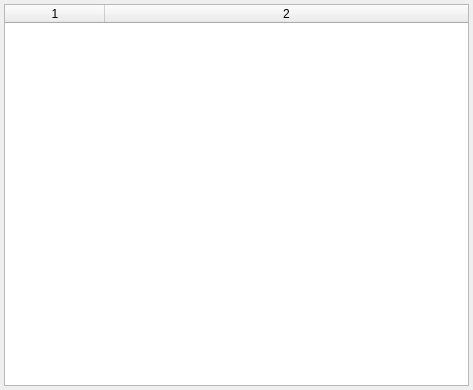
Above: Source/EmMpm/GUI/UI_Files/ProcessQueueDialog.ui from vikramswri/DREAM3D before the change. Below: the same form after it.
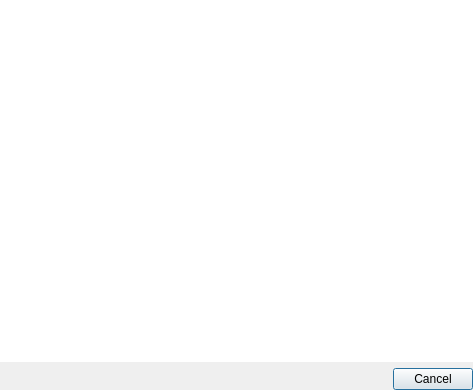
That is the form after the change.

Commit message: Hooking up Segmentation Queue Window so that all the progress bars update during segmentation. Moved the 'Inputs' tab from the last position to the first position. Fixed some memory leaks.

Diff of the .ui file:
```diff
--- a/Source/EmMpm/GUI/UI_Files/ProcessQueueDialog.ui
+++ b/Source/EmMpm/GUI/UI_Files/ProcessQueueDialog.ui
@@ -21,10 +21,16 @@
   </property>
   <layout class="QVBoxLayout" name="verticalLayout">
    <property name="margin">
-    <number>4</number>
+    <number>0</number>
    </property>
    <item>
     <widget class="QTableWidget" name="processTableWidget">
+     <property name="frameShape">
+      <enum>QFrame::NoFrame</enum>
+     </property>
+     <property name="frameShadow">
+      <enum>QFrame::Plain</enum>
+     </property>
      <property name="alternatingRowColors">
       <bool>true</bool>
      </property>
@@ -41,21 +47,51 @@
       <number>2</number>
      </property>
      <attribute name="horizontalHeaderVisible">
-      <bool>true</bool>
+      <bool>false</bool>
      </attribute>
      <attribute name="horizontalHeaderStretchLastSection">
       <bool>true</bool>
      </attribute>
+     <attribute name="verticalHeaderVisible">
+      <bool>false</bool>
+     </attribute>
+     <attribute name="verticalHeaderVisible">
+      <bool>false</bool>
+     </attribute>
      <attribute name="horizontalHeaderStretchLastSection">
       <bool>true</bool>
      </attribute>
      <attribute name="horizontalHeaderVisible">
-      <bool>true</bool>
+      <bool>false</bool>
      </attribute>
      <column/>
      <column/>
     </widget>
    </item>
+   <item>
+    <layout class="QHBoxLayout" name="horizontalLayout">
+     <item>
+      <spacer name="horizontalSpacer">
+       <property name="orientation">
+        <enum>Qt::Horizontal</enum>
+       </property>
+       <property name="sizeHint" stdset="0">
+        <size>
+         <width>40</width>
+         <height>20</height>
+        </size>
+       </property>
+      </spacer>
+     </item>
+     <item>
+      <widget class="QPushButton" name="cancelBtn">
+       <property name="text">
+        <string>Cancel</string>
+       </property>
+      </widget>
+     </item>
+    </layout>
+   </item>
   </layout>
  </widget>
  <resources/>
```
The commit also changes 14 other files.
